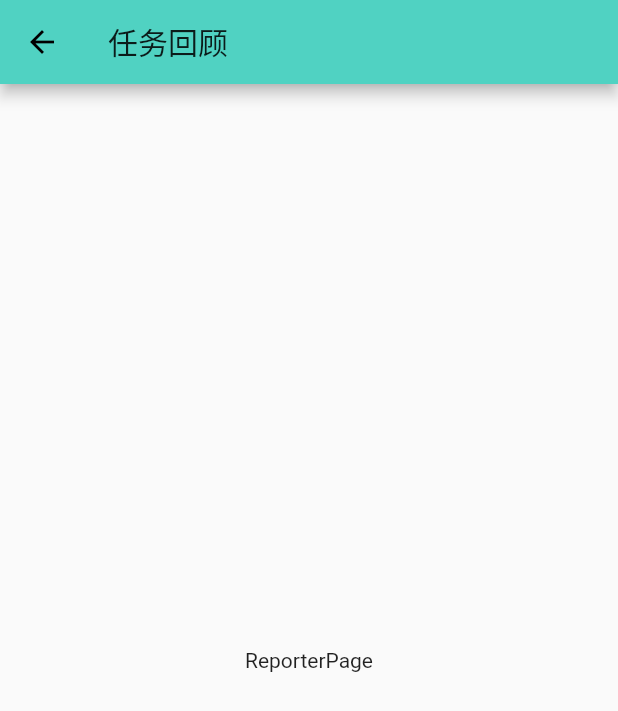
After one commit to FunnyFlutter/todo_app, a Flutter app: the ReporterPage screen opened directly, on a phone screen of 412 x 824 dp. The commit adds this screen. Shown: the top 711 px of the screen. Run offline on Flutter 3.47's test engine with Material 2 defaults, Android fonts, the phone set to English and light mode, and no system bars; our stand-ins replace image_picker.

Commit message:
10.1.0.1

```diff
--- a/lib/pages/login.dart
+++ b/lib/pages/login.dart
@@ -32,7 +32,7 @@ class _LoginPageState extends State<LoginPage> {
   }
 
   void _gotoRegister() {
-    Navigator.of(context).pushReplacementNamed(
+    Navigator.of(context).pushNamed(
       REGISTER_PAGE_URL,
       arguments: RegisterPageArgument(
         'LoginPage',
--- /dev/null
+++ b/lib/pages/reporter.dart
@@ -0,0 +1,19 @@
+import 'package:flutter/material.dart';
+
+class ReporterPage extends StatelessWidget {
+  const ReporterPage({Key key}) : super(key: key);
+
+  @override
+  Widget build(BuildContext context) {
+    return Scaffold(
+      appBar: AppBar(
+        title: Text('任务回顾'),
+      ),
+      body: Center(
+        child: Text(
+          this.runtimeType.toString(),
+        ),
+      ),
+    );
+  }
+}
```
Also changed, not shown: lib/pages/about.dart (added, +19 -0 lines), lib/pages/calendar.dart (added, +19 -0 lines), lib/pages/edit_todo.dart (added, +19 -0 lines), lib/pages/todo_entry.dart (added, +16 -0 lines), lib/pages/todo_list.dart (added, +19 -0 lines).
